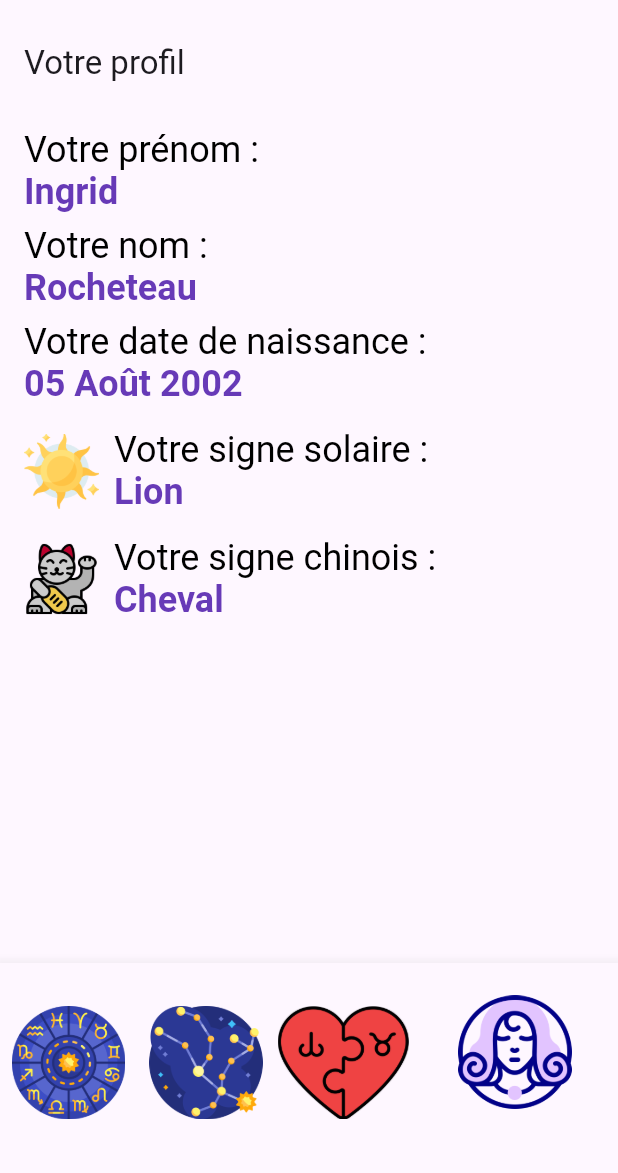
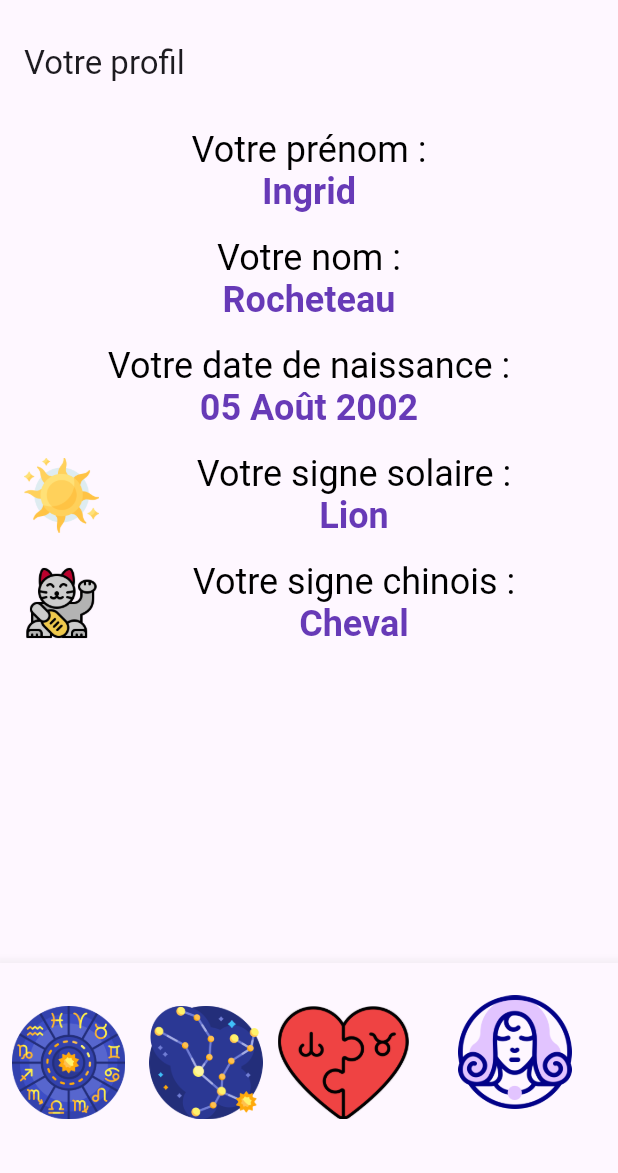
Before and after one commit to Eponas/Boule-de-crystal, a Flutter app: the screen it shows after launch, item 4 of the bottom bar chosen, on a phone screen of 412 x 824 dp, the part 63-1236 px from its top. Run offline on Flutter 3.47's test engine with Material 3 defaults, Android fonts, the phone set to English and light mode, and no system bars; our stand-ins replace sqflite; accounts and stored records are empty.

Commit message:
Better display on ProfilePage (text is centered now)

```diff
--- a/Boule_de_Crystal/lib/pages/profile_page.dart
+++ b/Boule_de_Crystal/lib/pages/profile_page.dart
@@ -21,7 +21,9 @@ class ProfilePage extends StatelessWidget {
         child: Column(
           crossAxisAlignment: CrossAxisAlignment.start,
           children: [
-            RichText(
+            Center(
+              child: RichText(
+                textAlign: TextAlign.center,
                 text: TextSpan(
                   text: 'Votre prénom :\n',
                   style: const TextStyle(fontSize: 24, color: Colors.black),
@@ -33,8 +35,11 @@ class ProfilePage extends StatelessWidget {
                   ],
                 ),
               ),
-            const SizedBox(height: 8),
-            RichText(
+            ),
+            const SizedBox(height: 16),
+            Center(
+              child: RichText(
+                textAlign: TextAlign.center,
                 text: TextSpan(
                   text: 'Votre nom :\n',
                   style: const TextStyle(fontSize: 24, color: Colors.black),
@@ -46,8 +51,11 @@ class ProfilePage extends StatelessWidget {
                   ],
                 ),
               ),
-            const SizedBox(height: 8),
-            RichText(
+            ),
+            const SizedBox(height: 16),
+            Center(
+              child: RichText(
+                textAlign: TextAlign.center,
                 text: TextSpan(
                   text: 'Votre date de naissance :\n',
                   style: const TextStyle(fontSize: 24, color: Colors.black),
@@ -59,12 +67,16 @@ class ProfilePage extends StatelessWidget {
                   ],
                 ),
               ),
+            ),
             const SizedBox(height: 16),
             Row(
               children: [
                 Image.asset('ressources/imagesoleil.png', width: 50, height: 50),
                 const SizedBox(width: 10),
-                RichText(
+                Expanded(
+                  child: Center(
+                    child: RichText(
+                      textAlign: TextAlign.center,
                       text: TextSpan(
                         text: 'Votre signe solaire :\n',
                         style: const TextStyle(fontSize: 24, color: Colors.black),
@@ -76,6 +88,8 @@ class ProfilePage extends StatelessWidget {
                         ],
                       ),
                     ),
+                  ),
+                ),
               ],
             ),
             const SizedBox(height: 16),
@@ -83,7 +97,10 @@ class ProfilePage extends StatelessWidget {
               children: [
                 Image.asset('ressources/imagechinois.png', width: 50, height: 50),
                 const SizedBox(width: 10),
-                RichText(
+                Expanded(
+                  child: Center(
+                    child: RichText(
+                      textAlign: TextAlign.center,
                       text: TextSpan(
                         text: 'Votre signe chinois :\n',
                         style: const TextStyle(fontSize: 24, color: Colors.black),
@@ -95,6 +112,8 @@ class ProfilePage extends StatelessWidget {
                         ],
                       ),
                     ),
+                  ),
+                ),
               ],
             ),
           ],
```
Lines whose indentation alone changed are shown as unchanged.
